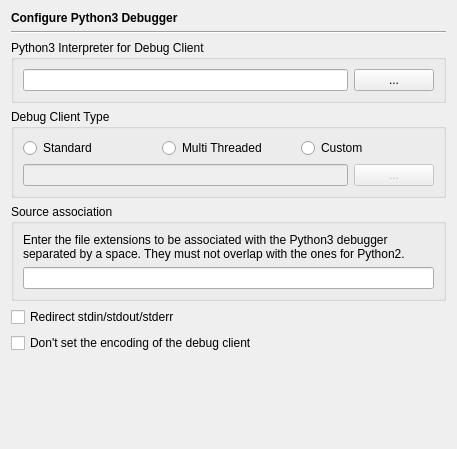
Old version of the form Preferences/ConfigurationPages/DebuggerPython3Page.ui in the repository testmana2/test.
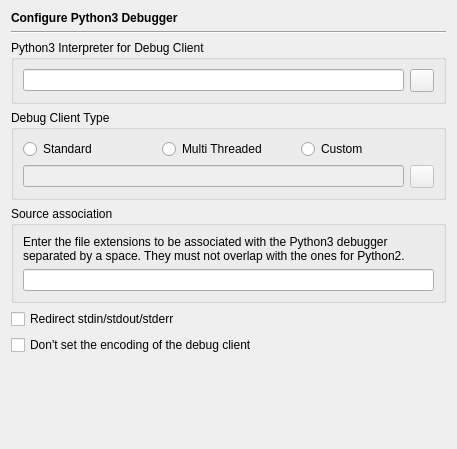
New version of the form.

```diff
--- a/Preferences/ConfigurationPages/DebuggerPython3Page.ui
+++ b/Preferences/ConfigurationPages/DebuggerPython3Page.ui
@@ -6,7 +6,7 @@
    <rect>
     <x>0</x>
     <y>0</y>
-    <width>453</width>
+    <width>455</width>
     <height>449</height>
    </rect>
   </property>
@@ -45,13 +45,10 @@
        </widget>
       </item>
       <item row="0" column="1">
-       <widget class="QPushButton" name="interpreterButton">
+       <widget class="QToolButton" name="interpreterButton">
         <property name="toolTip">
          <string>Press to select the Python3 interpreter via a file selection dialog</string>
         </property>
-        <property name="text">
-         <string>...</string>
-        </property>
        </widget>
       </item>
      </layout>
@@ -76,16 +73,13 @@
          </widget>
         </item>
         <item>
-         <widget class="QPushButton" name="debugClientButton">
+         <widget class="QToolButton" name="debugClientButton">
           <property name="enabled">
            <bool>false</bool>
           </property>
           <property name="toolTip">
            <string>Press to select the Debug Client via a file selection dialog</string>
           </property>
-          <property name="text">
-           <string>...</string>
-          </property>
          </widget>
         </item>
        </layout>
```
Left out of the diff: 16 changed lines with no effect on the pictures.
